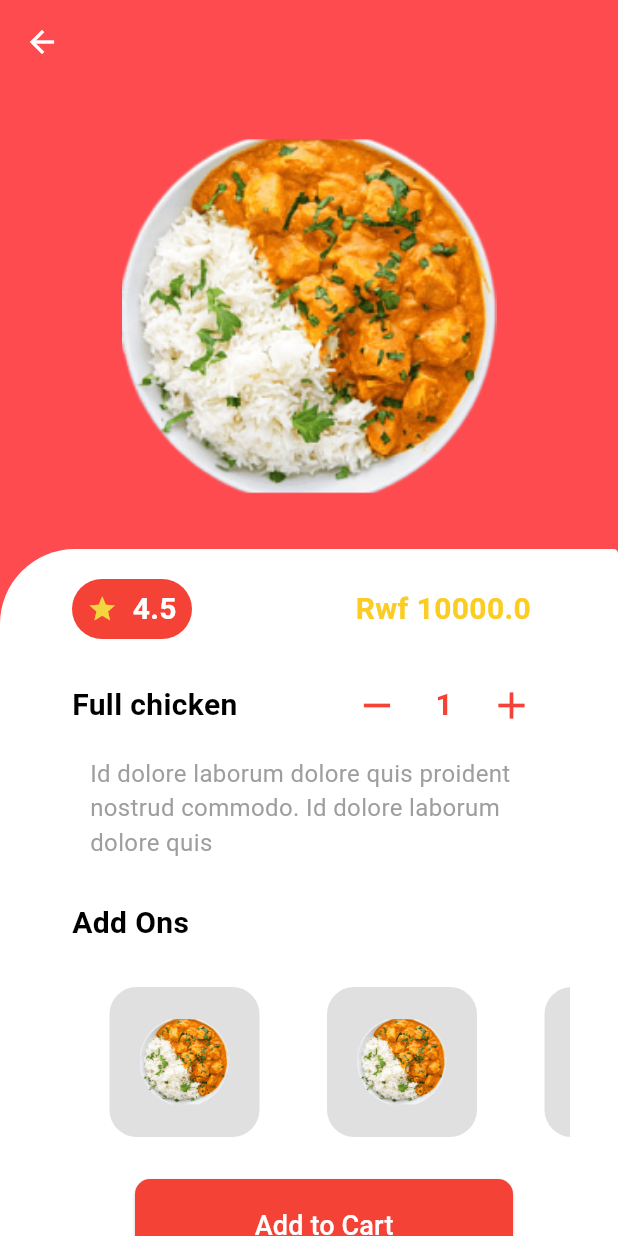
After one commit to longmaker2/mobile-app_group12, a Flutter app: the HomeScreen screen opened directly, after a tap on "Full chicken", on a phone screen of 412 x 824 dp. The commit adds this screen. Run offline on Flutter 3.47's test engine with Material 3 defaults, Android fonts, the phone set to English and light mode, and no system bars; our stand-ins replace google_nav_bar.

Commit message:
home and item pages

```diff
--- /dev/null
+++ b/flavour_fiesta/lib/components/add_on.dart
@@ -0,0 +1,37 @@
+import 'package:flutter/material.dart';
+
+class AddOn extends StatefulWidget {
+  const AddOn({super.key});
+
+  @override
+  State<AddOn> createState() => _AddOnState();
+}
+
+class _AddOnState extends State<AddOn> {
+  @override
+  Widget build(BuildContext context) {
+    return Container(
+      height: 100.0,
+      width: 100.0,
+      padding: const EdgeInsets.all(10.0),
+      margin: const EdgeInsets.only(
+        left: 25.0,
+        right: 20.0,
+      ),
+      decoration: BoxDecoration(
+        borderRadius: BorderRadius.circular(18.0),
+        color: Colors.grey[300],
+
+      ),
+      child: ClipRRect(
+        borderRadius: BorderRadius.circular(12.0),
+        child: Container(
+          padding: const EdgeInsets.all(10.0),
+          child: Image.asset(
+            'images/rice.png',
+          ),
+        ),
+      ),
+    );
+  }
+}
--- /dev/null
+++ b/flavour_fiesta/lib/components/add_to_cart_button.dart
@@ -0,0 +1,38 @@
+import 'package:flutter/material.dart';
+
+
+class AddToCart extends StatefulWidget {
+  const AddToCart({super.key});
+
+  @override
+  State<AddToCart> createState() => _AddToCartState();
+}
+
+class _AddToCartState extends State<AddToCart> {
+  @override
+  Widget build(BuildContext context) {
+    return ElevatedButton(
+      onPressed: () {},
+      style: ElevatedButton.styleFrom(
+        backgroundColor: Colors.red,
+        shape: RoundedRectangleBorder(
+          borderRadius: BorderRadius.circular(10.0),
+
+        ),
+      ),
+      child: const Padding(
+        padding: EdgeInsets.symmetric(
+          horizontal: 2.0, vertical: 18.0),
+        child: Center(
+          child: Text(
+            'Add to Cart',
+            style: TextStyle(
+              color: Colors.white,
+              fontSize: 18.0,
+            ),
+          ),
+        ),
+      )
+    );
+  }
+}
--- a/flavour_fiesta/lib/components/food_categories.dart
+++ b/flavour_fiesta/lib/components/food_categories.dart
@@ -5,8 +5,6 @@ class FoodCategory extends StatelessWidget {
   final String imagePath;
   final String name;
   final Function()? onTap;
-
-
 
   const FoodCategory({
     super.key,
@@ -25,19 +23,22 @@ class FoodCategory extends StatelessWidget {
           crossAxisAlignment: CrossAxisAlignment.center,
           mainAxisAlignment: MainAxisAlignment.center,
           children: [
-            Card(
+            Padding(
+              padding: const EdgeInsets.symmetric(horizontal: 20.0),
+              child: Card(
                 clipBehavior: Clip.antiAlias,
                 shape: RoundedRectangleBorder(
                   borderRadius: BorderRadius.circular(15.0),
                 ),
-              color: Colors.red,
+                color: Colors.grey.shade300,
                 elevation: 5,
                 child: Container(
                   margin: const EdgeInsets.all(10.0),
                   child: Image.asset(
                     imagePath,
-                  fit: BoxFit.cover,
-                  height: 100,
+                    height: 50.0,
+                    width: 50.0,
+                  ),
                 ),
               ),
             ),
--- a/flavour_fiesta/lib/components/food_item.dart
+++ b/flavour_fiesta/lib/components/food_item.dart
@@ -1,5 +1,5 @@
+import 'package:flavour_fiesta/screens/app_screens/item_view.dart';
 import 'package:flutter/material.dart';
-
 
 class FoodProduct extends StatelessWidget {
   final String name;
@@ -15,8 +15,18 @@ class FoodProduct extends StatelessWidget {
 
   @override
   Widget build(BuildContext context) {
-
-    return Container(
+    return GestureDetector(
+      onTap: () {
+        // navigate to item view
+        Navigator.push(
+          context,
+          MaterialPageRoute(
+            builder: (context) =>
+                ItemView(name: name, imagePath: imagePath, price: price),
+          ),
+        );
+      },
+      child: Container(
         margin: const EdgeInsets.only(
           left: 25.0,
           right: 50.0,
@@ -70,12 +80,12 @@ class FoodProduct extends StatelessWidget {
                     ],
                   ),
                   GestureDetector(
-                  onTap: (){},
+                    onTap: () {},
                     child: Container(
                       padding: const EdgeInsets.all(0.5),
-                    decoration:  BoxDecoration(
-                      color: Colors.blue[900],
-                      borderRadius: const BorderRadius.only(
+                      decoration: const BoxDecoration(
+                        color:  Color.fromRGBO(26, 119, 237, 1),
+                        borderRadius: BorderRadius.only(
                           topLeft: Radius.circular(12.0),
                           bottomRight: Radius.circular(12.0),
                           bottomLeft: Radius.circular(12.0),
@@ -95,6 +105,7 @@ class FoodProduct extends StatelessWidget {
             // button to add to cart
           ],
         ),
+      ),
     );
   }
 }
--- a/flavour_fiesta/lib/main.dart
+++ b/flavour_fiesta/lib/main.dart
@@ -1,5 +1,3 @@
-import 'package:flavour_fiesta/screens/app_screens/home_entry.dart';
-import 'package:flavour_fiesta/screens/app_screens/home_screen.dart';
 import 'package:flutter/material.dart';
 import 'screens/onboarding_screens/landing_screen.dart';
 
@@ -21,7 +19,7 @@ class MyApp extends StatelessWidget {
         ),
         useMaterial3: true,
       ),
-      home: const HomeEntry(),
+      home: const LandingPage(),
     );
   }
 }
--- a/flavour_fiesta/lib/screens/app_screens/home_screen.dart
+++ b/flavour_fiesta/lib/screens/app_screens/home_screen.dart
@@ -20,7 +20,12 @@ class _HomeScreenState extends State<HomeScreen> {
   Widget build(BuildContext context) {
     return Scaffold(
       backgroundColor: Colors.white,
+
       appBar: AppBar(
+        leading: const Icon(
+          Icons.menu,
+          color: Colors.black,
+        ),
         backgroundColor: Colors.white,
         title: const Padding(
           padding: EdgeInsets.only(left: 30.0),
@@ -33,6 +38,7 @@ class _HomeScreenState extends State<HomeScreen> {
             ),
           ),
         ),
+
         centerTitle: false,
         elevation: 0,
         actions: const [
@@ -59,6 +65,7 @@ class _HomeScreenState extends State<HomeScreen> {
               scrollDirection: Axis.horizontal,
               padding: const EdgeInsets.symmetric(horizontal: 25.0),
               child: Row(
+
                 children: [
                   FoodCategory(
                       imagePath: 'images/rice.png',
@@ -225,6 +232,16 @@ class _HomeScreenState extends State<HomeScreen> {
                           imagePath: 'images/rice.png',
                           price: 10000,
                         ),
+                        FoodProduct(
+                          name: 'Full chicken',
+                          imagePath: 'images/rice.png',
+                          price: 10000,
+                        ),
+                        FoodProduct(
+                          name: 'Full chicken',
+                          imagePath: 'images/rice.png',
+                          price: 10000,
+                        ),
                       ],
                     ),
                   ),
--- /dev/null
+++ b/flavour_fiesta/lib/screens/app_screens/item_view.dart
@@ -0,0 +1,300 @@
+import 'package:flavour_fiesta/components/add_on.dart';
+import 'package:flavour_fiesta/components/add_to_cart_button.dart';
+import 'package:flutter/material.dart';
+
+class ItemView extends StatefulWidget {
+  final String name;
+  final String imagePath;
+  final double price;
+
+  const ItemView({
+    super.key,
+    required this.name,
+    required this.imagePath,
+    required this.price,
+  });
+
+  @override
+  State<ItemView> createState() => _ItemViewState();
+}
+
+class _ItemViewState extends State<ItemView> {
+  // function to increase or decrease the count of items to buy
+  int _countNumber = 1;
+
+  void _increment() {
+    setState(() {
+      _countNumber++;
+    });
+  }
+
+  void _decrement() {
+    setState(() {
+      if (_countNumber > 1) {
+        _countNumber--;
+      }
+    });
+  }
+
+  @override
+  Widget build(BuildContext context) {
+    return Scaffold(
+      appBar: AppBar(
+        leading: IconButton(
+          onPressed: () {
+            Navigator.pop(context);
+          },
+          icon: const Icon(
+            Icons.arrow_back,
+            color: Colors.white,
+          ),
+        ),
+        backgroundColor: Colors.transparent,
+      ),
+      backgroundColor: const Color.fromRGBO(254, 55, 61, 0.9),
+      body: SingleChildScrollView(
+          child: Column(
+        children: [
+          // Image
+          Padding(
+            padding:
+                const EdgeInsets.symmetric(horizontal: 30.0, vertical: 30.0),
+            child: Center(
+              child: Container(
+                height: 250,
+                width: 250,
+                decoration: BoxDecoration(
+                  image: DecorationImage(
+                    image: AssetImage(widget.imagePath),
+                    fit: BoxFit.contain,
+                  ),
+                ),
+              ),
+            ),
+          ),
+          Container(
+              width: double.infinity,
+              decoration: const BoxDecoration(
+                borderRadius: BorderRadius.only(
+                  topLeft: Radius.circular(50.0),
+                  topRight: Radius.circular(3.0),
+                ),
+                color: Colors.white,
+              ),
+              child: Padding(
+                padding: const EdgeInsets.symmetric(
+                  horizontal: 30.0,
+                  vertical: 20.0,
+                ),
+                child: Column(
+                  children: [
+                    //  rating button and price
+                    Padding(
+                      padding: const EdgeInsets.only(
+                        left: 18.0,
+                        right: 28.0,
+                      ),
+                      child: Row(
+                        mainAxisAlignment: MainAxisAlignment.spaceBetween,
+                        crossAxisAlignment: CrossAxisAlignment.center,
+                        children: [
+                          // container for ratings
+                          SizedBox(
+                            height: 40.0,
+                            width: 80.0,
+                            child: Container(
+                              decoration: BoxDecoration(
+                                color: Colors.red,
+                                borderRadius: BorderRadius.circular(30.0),
+                              ),
+                              child: const Row(
+                                mainAxisAlignment:
+                                    MainAxisAlignment.spaceEvenly,
+                                crossAxisAlignment: CrossAxisAlignment.center,
+                                children: [
+                                  Icon(
+                                    Icons.star,
+                                    color: Color.fromRGBO(243, 231, 64, 0.898),
+                                    size: 20.0,
+                                  ),
+                                  Text(
+                                    '4.5',
+                                    style: TextStyle(
+                                      color: Colors.white,
+                                      fontWeight: FontWeight.bold,
+                                      fontSize: 20.0,
+                                    ),
+                                  ),
+                                ],
+                              ),
+                            ),
+                          ),
+                          //  price text
+                          Text(
+                            'Rwf ${widget.price * _countNumber}',
+                            style: const TextStyle(
+                              fontSize: 20.0,
+                              fontWeight: FontWeight.bold,
+                              color: Color.fromRGBO(251, 198, 9, 0.9),
+                            ),
+                          ),
+                        ],
+                      ),
+                    ),
+
+                    const SizedBox(
+                      height: 20.0,
+                    ),
+
+                    // description of the item with a counter to add or reduce count
+                    Padding(
+                      padding: const EdgeInsets.only(
+                        left: 18.0,
+                        right: 2.0,
+                      ),
+                      child: Row(
+                        mainAxisAlignment: MainAxisAlignment.spaceBetween,
+                        crossAxisAlignment: CrossAxisAlignment.center,
+                        children: [
+                          // name of the item
+                          Text(
+                            widget.name,
+                            style: const TextStyle(
+                              fontSize: 20.0,
+                              fontWeight: FontWeight.bold,
+                              color: Colors.black,
+                            ),
+                          ),
+
+                          //  Increment and decrement buttons
+                          Row(
+                            mainAxisAlignment: MainAxisAlignment.spaceEvenly,
+                            crossAxisAlignment: CrossAxisAlignment.center,
+                            children: [
+                              OutlinedButton(
+                                onPressed: _decrement,
+                                // style: ButtonStyle(),
+                                style: ButtonStyle(
+                                  shape: MaterialStateProperty.all(
+                                    const CircleBorder(
+                                        side: BorderSide(
+                                      color: Colors.red,
+                                    )),
+                                  ),
+                                ),
+                                child: const Icon(
+                                  Icons.remove,
+                                  color: Colors.red,
+                                  size: 30.0,
+                                ),
+                              ),
+                              Text(
+                                '$_countNumber',
+                                style: const TextStyle(
+                                  fontSize: 20.0,
+                                  fontWeight: FontWeight.bold,
+                                  color: Colors.red,
+                                ),
+                              ),
+                              OutlinedButton(
+                                onPressed: _increment,
+                                style: ButtonStyle(
+                                  shape: MaterialStateProperty.all(
+                                    const CircleBorder(
+                                        side: BorderSide(
+                                      color: Colors.red,
+                                    )),
+                                  ),
+                                ),
+                                child: const Icon(
+                                  Icons.add,
+                                  color: Colors.red,
+                                  size: 30.0,
+                                ),
+                              ),
+                            ],
+                          ),
+                        ],
+                      ),
+                    ),
+
+                    //  add the description
+                    const Padding(
+                      padding: EdgeInsets.symmetric(
+                          vertical: 10.0, horizontal: 30.0),
+                      child: Text(
+                        'Id dolore laborum dolore quis proident nostrud commodo. Id dolore laborum dolore quis',
+                        style: TextStyle(
+                          fontSize: 16.0,
+                          fontWeight: FontWeight.normal,
+                          color: Colors.grey,
+                        ),
+                      ),
+                    ),
+
+                    // add the items to add to cart
+                    const Padding(
+                      padding: EdgeInsets.only(
+                        left: 18.0,
+                        right: 2.0,
+                        top: 18.0,
+                        bottom: 10.0,
+                      ),
+                      child: Row(
+                        mainAxisAlignment: MainAxisAlignment.start,
+                        crossAxisAlignment: CrossAxisAlignment.center,
+                        children: [
+                          // name of the item
+                          Text(
+                            "Add Ons",
+                            style: TextStyle(
+                              fontSize: 20.0,
+                              fontWeight: FontWeight.bold,
+                              color: Colors.black,
+                            ),
+                          ),
+                        ],
+                      ),
+                    ),
+
+                    const Padding(
+                      padding: EdgeInsets.only(
+                        left: 18.0,
+                        right: 2.0,
+                        top: 18.0,
+                        bottom: 10.0,
+                      ),
+                      child: SingleChildScrollView(
+                        scrollDirection: Axis.horizontal,
+                        child: Row(
+                          mainAxisAlignment: MainAxisAlignment.spaceAround,
+                          children: [
+                            // create a list of all the add ons
+                            AddOn(),
+                            AddOn(),
+                            AddOn(),
+                          ],
+                        ),
+                      ),
+                    ),
+
+                    //  add the button to add to cart
+                    const Padding(
+                      padding: EdgeInsets.only(
+                        left: 60.0,
+                        right: 40.0,
+                        top: 18.0,
+                        bottom: 10.0,
+                      ),
+                      child: AddToCart(),
+                    )
+                  ],
+                ),
+              ),
+            ),
+        ],
+      ),),
+      // should show everything
+    );
+  }
+}
--- a/flavour_fiesta/lib/screens/auth_screens/login_screen.dart
+++ b/flavour_fiesta/lib/screens/auth_screens/login_screen.dart
@@ -1,3 +1,4 @@
+import 'package:flavour_fiesta/screens/app_screens/home_entry.dart';
 import 'package:flutter/material.dart';
 import 'register.dart';
 
@@ -158,7 +159,12 @@ class LoginPage extends StatelessWidget {
               ),
               const SizedBox(height: 32),
               ElevatedButton(
-                onPressed: () {},
+                onPressed: () {
+                  Navigator.push(
+                    context,
+                    MaterialPageRoute(builder: (context) => const HomeEntry()),
+                  );
+                },
                 style: ElevatedButton.styleFrom(
                   foregroundColor: Colors.white,
                   backgroundColor: Colors.red,
--- a/flavour_fiesta/lib/screens/auth_screens/register.dart
+++ b/flavour_fiesta/lib/screens/auth_screens/register.dart
@@ -134,7 +134,7 @@ class Registration extends StatelessWidget {
                             Navigator.push(
                               context,
                               MaterialPageRoute(
-                                builder: (context) => LoginPage()
+                                builder: (context) => const LoginPage()
                               )
                             );
                           },
```
Lines whose indentation alone changed are shown as unchanged.
